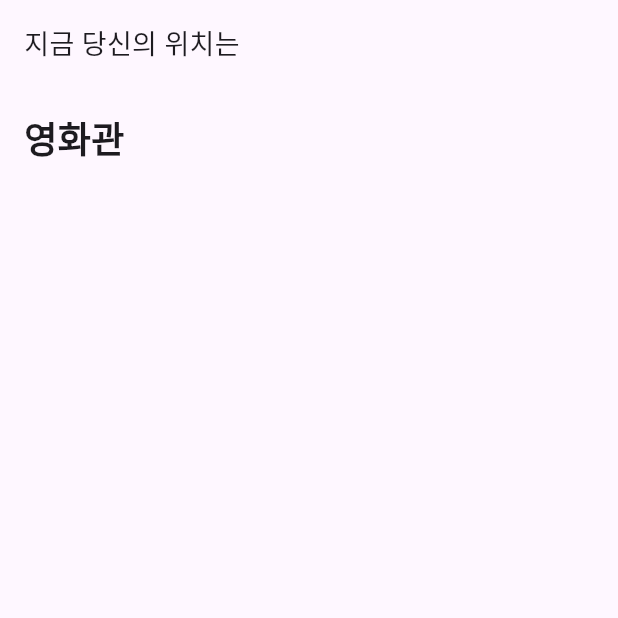
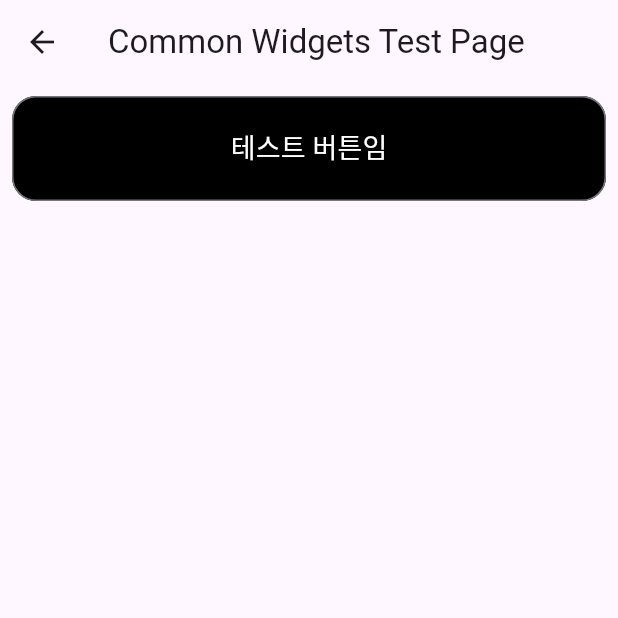
Before and after one commit to Pillar-Bridge/bridge-flutter, a Flutter app: the screen it shows after launch, on a phone screen of 412 x 824 dp, the top half of it. Run offline on Flutter 3.47's test engine with Material 3 defaults, Android fonts, the phone set to English and light mode, and no system bars; Roboto replaces fonts that are missing (Pretendard); project files that could hold a hidden picture were left out.

Commit message:
feat: Add Basic Button and basicThemeData

```diff
--- a/lib/main.dart
+++ b/lib/main.dart
@@ -1,4 +1,7 @@
-import 'package:bridge_flutter/screens/select_place_screen.dart';
+import 'package:bridge_flutter/ui/constants/app_theme.dart';
+import 'package:bridge_flutter/ui/screens/common_widget_test_screen.dart';
+import 'package:bridge_flutter/ui/screens/select_place_screen.dart';
+import 'package:bridge_flutter/ui/widgets/buttons.dart';
 import 'package:flutter/material.dart';
 
 void main() {
@@ -11,10 +14,12 @@ class MainApp extends StatelessWidget {
   @override
   Widget build(BuildContext context) {
     return MaterialApp(
+      theme: AppThemeData.basicThemeData,
       title: 'Bridge',
-      initialRoute: '/',
+      initialRoute: '/common_widget_test',
       routes: {
         '/': (context) => const SelectPlaceScreen(),
+        '/common_widget_test': (context) => CommonWidgetScreen(),
       },
     );
   }
--- a/lib/screens/select_place_screen.dart
+++ /dev/null
@@ -1,34 +0,0 @@
-import 'package:flutter/material.dart';
-
-class SelectPlaceScreen extends StatefulWidget {
-  const SelectPlaceScreen({super.key});
-
-  @override
-  State<SelectPlaceScreen> createState() => _SelectPlaceScreenState();
-}
-
-class _SelectPlaceScreenState extends State<SelectPlaceScreen> {
-  @override
-  Widget build(BuildContext context) {
-    return const Scaffold(
-      body: Column(
-        crossAxisAlignment: CrossAxisAlignment.start,
-        children: [
-          Padding(
-            padding: EdgeInsets.all(16),
-            child: Text(
-              '지금 당신의 위치는',
-              style: TextStyle(fontSize: 18),
-            ),
-          ),
-          Padding(
-              padding: EdgeInsets.all(16),
-              child: Text(
-                '영화관',
-                style: TextStyle(fontSize: 24, fontWeight: FontWeight.bold),
-              ))
-        ],
-      ),
-    );
-  }
-}
--- /dev/null
+++ b/lib/ui/constants/app_theme.dart
@@ -0,0 +1,5 @@
+import 'package:flutter/material.dart';
+
+class AppThemeData {
+  static ThemeData basicThemeData = ThemeData(fontFamily: 'Pretendard');
+}
--- /dev/null
+++ b/lib/ui/screens/common_widget_test_screen.dart
@@ -0,0 +1,32 @@
+import 'package:flutter/material.dart';
+
+import '../widgets/buttons.dart';
+
+class CommonWidgetScreen extends StatelessWidget {
+  @override
+  Widget build(BuildContext context) {
+    return Scaffold(
+      appBar: AppBar(
+        title: Text('Common Widgets Test Page'),
+      ),
+      body: SingleChildScrollView(
+        child: Column(
+          mainAxisAlignment: MainAxisAlignment.center,
+          children: <Widget>[
+            Padding(
+              padding: const EdgeInsets.all(8.0),
+              child: BasicButton(
+                label: '테스트 버튼임',
+                onPressed: () {
+                  // 버튼 클릭 시 수행할 작업
+                  print('Button clicked!');
+                },
+              ),
+            ),
+            // 다른 공용 위젯들을 여기에 추가
+          ],
+        ),
+      ),
+    );
+  }
+}
--- /dev/null
+++ b/lib/ui/widgets/buttons.dart
@@ -0,0 +1,41 @@
+import 'package:flutter/material.dart';
+
+class BasicButton extends StatelessWidget {
+  final String label;
+  final VoidCallback onPressed;
+  final Color? backgroundColor;
+  final Color? textColor;
+
+  const BasicButton({
+    Key? key,
+    required this.label,
+    required this.onPressed,
+    this.backgroundColor,
+    this.textColor,
+  }) : super(key: key);
+
+  @override
+  Widget build(BuildContext context) {
+    return SizedBox(
+      width: double.infinity,
+      height: 70,
+      child: OutlinedButton(
+        onPressed: onPressed,
+        style: ElevatedButton.styleFrom(
+          backgroundColor: Colors.black,
+          shape: RoundedRectangleBorder(
+            borderRadius: BorderRadius.circular(16.0),
+          ),
+        ),
+        child: Text(
+          label,
+          style: const TextStyle(
+            color: Colors.white,
+            fontSize: 18,
+            fontWeight: FontWeight.w500, // Set the font weight to medium
+          ),
+        ),
+      ),
+    );
+  }
+}
```
Also changed, not shown: pubspec.yaml (+21 -0 lines), assets/fonts/Pretendard-Thin.otf (added), lib/screens/select_answer_screen.dart (deleted), 8 other files.
